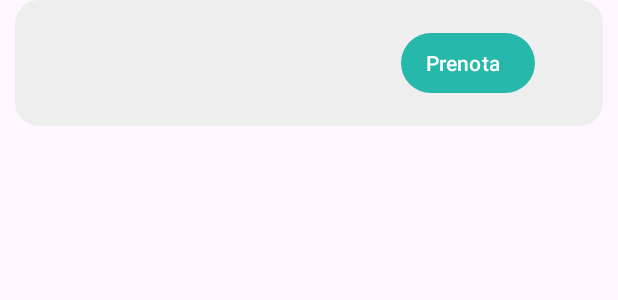
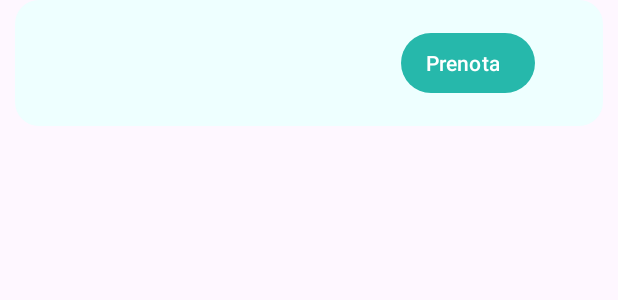
Before and after one commit to GiovanniTorrisi28/AppCarSharing, an Android app: the layout item_passaggio.xml on its own in the app's theme, with its tools: preview values and no code run, on a phone screen of 412 x 824 dp. Shown: the top 300 px of the screen. Run offline under Robolectric (Android 15) with nearby library versions, the phone set to English and light mode, and no system bars.

Commit message:
cambiato il colore all'item del passaggio

```diff
--- a/app/src/main/java/com/example/appcarsharing/ListRideFragment.java
+++ b/app/src/main/java/com/example/appcarsharing/ListRideFragment.java
@@ -86,9 +86,7 @@ public class ListRideFragment extends Fragment {
                 adapter.notifyDataSetChanged();
             }
             @Override
-            public void onCancelled(@NonNull DatabaseError error) {
-
-            }
+            public void onCancelled(@NonNull DatabaseError error) {}
 
         });
 
--- a/app/src/main/res/layout/item_passaggio.xml
+++ b/app/src/main/res/layout/item_passaggio.xml
@@ -6,7 +6,7 @@
     android:padding="10dp"
     android:rowCount="1"
     android:background="@drawable/rounded_border"
-    android:backgroundTint="#eee"
+    android:backgroundTint="#eff"
     android:layout_marginLeft="10dp"
     android:layout_marginRight="10dp">
 
```
